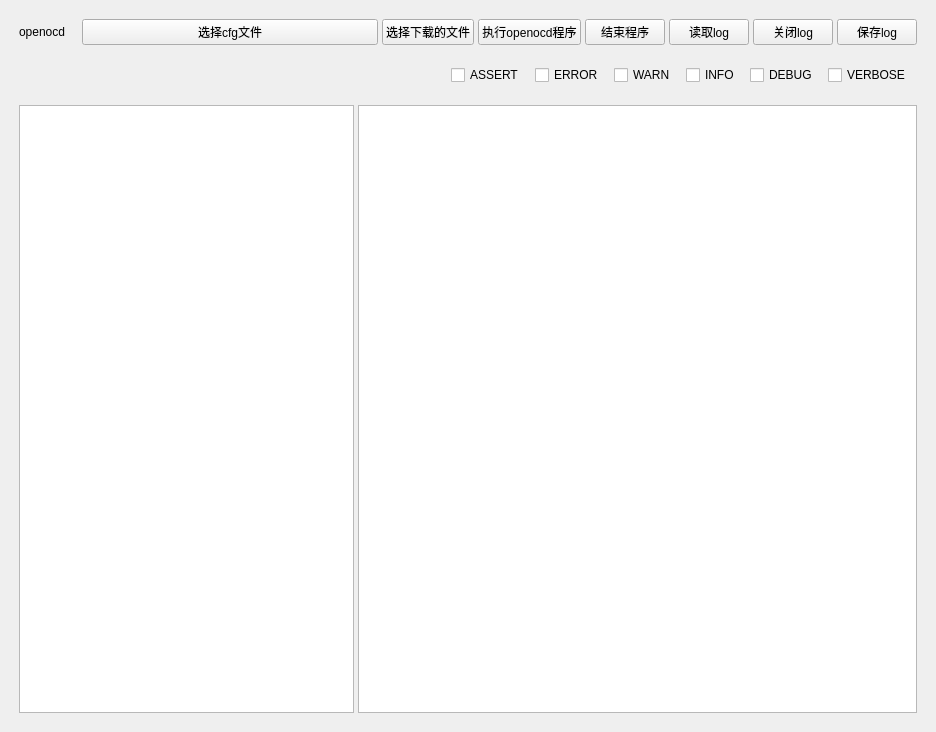
First picture: the form in src/control_wight.ui, repository panxin-2000/openocd_display, before the edit.
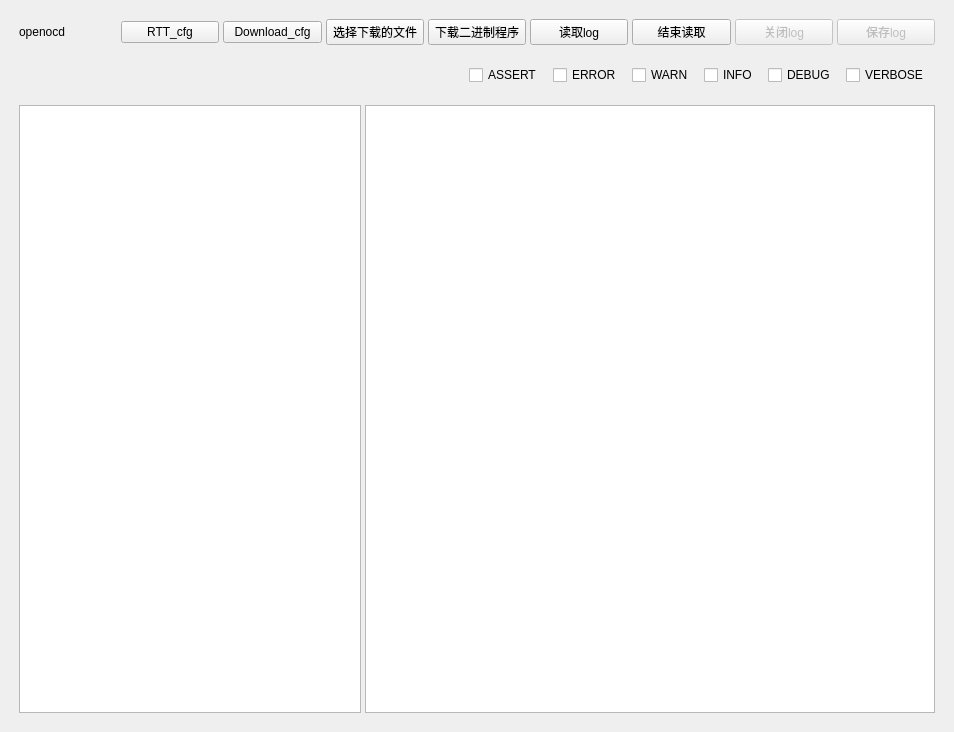
Second picture: the form after the edit.

Commit message: 完成了通过openocd下载二进制程序，但是不是通过qt的Qprocess完成的

```diff
--- a/src/control_wight.ui
+++ b/src/control_wight.ui
@@ -9,7 +9,7 @@
    <rect>
     <x>0</x>
     <y>0</y>
-    <width>936</width>
+    <width>954</width>
     <height>732</height>
    </rect>
   </property>
@@ -47,7 +47,7 @@
       <number>4</number>
      </property>
      <item>
-      <layout class="QHBoxLayout" name="horizontalLayout" stretch="1,5,0,0,0,0,0,0">
+      <layout class="QHBoxLayout" name="horizontalLayout" stretch="0,0,0,0,0,0,0,0,0">
        <property name="spacing">
         <number>4</number>
        </property>
@@ -73,7 +73,14 @@
        <item>
         <widget class="QPushButton" name="select_cfg_file">
          <property name="text">
-          <string>选择cfg文件</string>
+          <string>RTT_cfg</string>
+         </property>
+        </widget>
+       </item>
+       <item>
+        <widget class="QPushButton" name="select_download_cfg_file">
+         <property name="text">
+          <string>Download_cfg</string>
          </property>
         </widget>
        </item>
@@ -87,14 +94,7 @@
        <item>
         <widget class="QPushButton" name="run_program">
          <property name="text">
-          <string>执行openocd程序</string>
-         </property>
-        </widget>
-       </item>
-       <item>
-        <widget class="QPushButton" name="kill_program">
-         <property name="text">
-          <string>结束程序</string>
+          <string>下载二进制程序</string>
          </property>
         </widget>
        </item>
@@ -105,8 +105,18 @@
          </property>
         </widget>
        </item>
+       <item>
+        <widget class="QPushButton" name="kill_program">
+         <property name="text">
+          <string>结束读取</string>
+         </property>
+        </widget>
+       </item>
        <item>
         <widget class="QPushButton" name="close_rtt">
+         <property name="enabled">
+          <bool>false</bool>
+         </property>
          <property name="text">
           <string>关闭log</string>
          </property>
@@ -114,6 +124,9 @@
        </item>
        <item>
         <widget class="QPushButton" name="save_rtt">
+         <property name="enabled">
+          <bool>false</bool>
+         </property>
          <property name="text">
           <string>保存log</string>
          </property>
```
Left out of the diff: 4 changed lines with no effect on the pictures. The commit also changes 5 other files.
